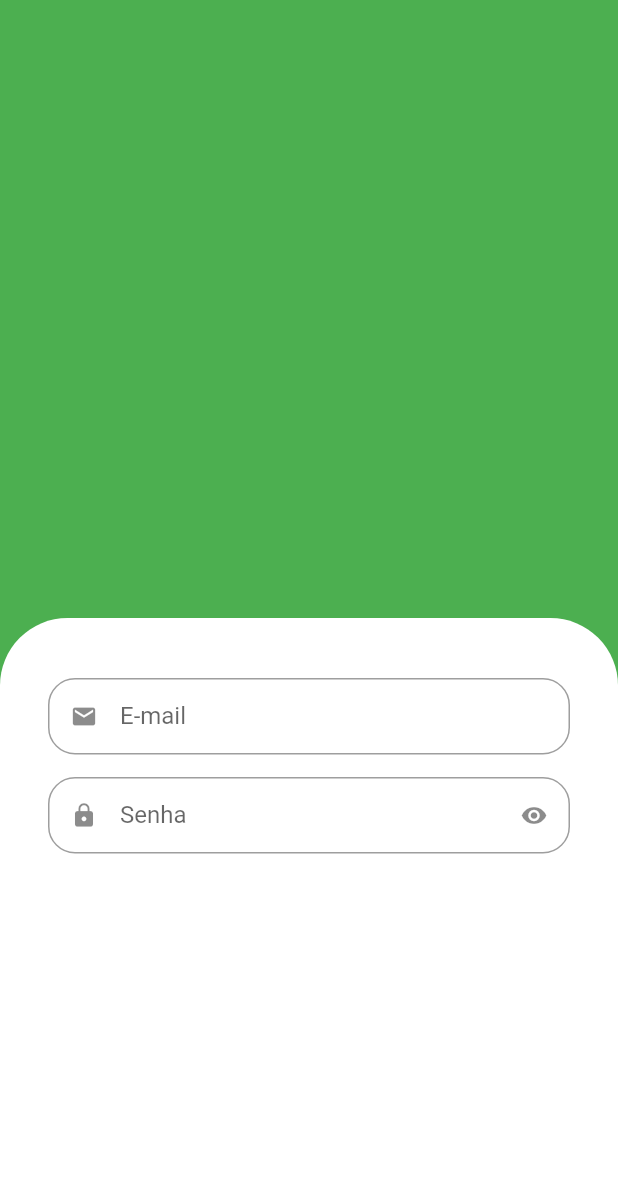
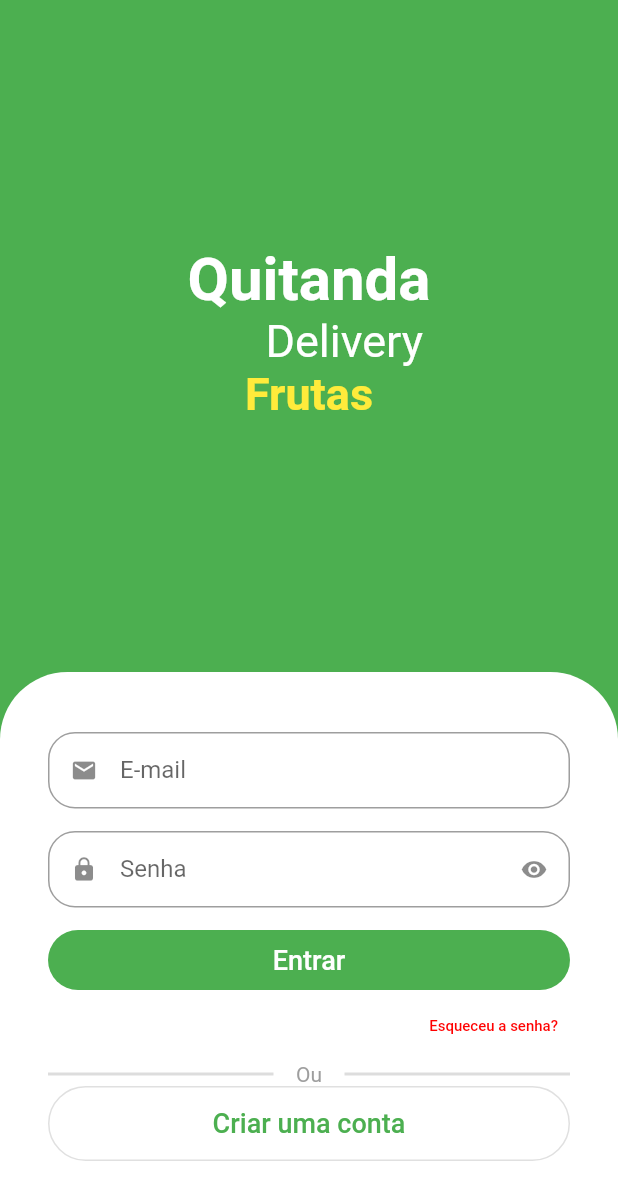
Before and after one commit to DiegoPorfirio01/flutter-app, a Flutter app: the screen it shows after launch, on a phone screen of 412 x 824 dp. Shown: the top 1200 px of the screen. Run offline on Flutter 3.47's test engine with Material 2 defaults, Android fonts, the phone set to English and light mode, and no system bars; drawn by our look-alikes of animated_text_kit.

Commit message:
feat(logo) insere nome do app e animacao nele.

```diff
--- a/quitanda/lib/src/auth/sign_in_screen.dart
+++ b/quitanda/lib/src/auth/sign_in_screen.dart
@@ -1,3 +1,4 @@
+import 'package:animated_text_kit/animated_text_kit.dart';
 import 'package:flutter/material.dart';
 import 'package:quitanda/src/auth/components/custom_text_field.dart';
 
@@ -11,10 +12,49 @@ class SignInScreen extends StatelessWidget {
       body: Column(
         children: [
           Expanded(
-            child: Container(color: Colors.green),
+            child: Column(
+              mainAxisAlignment: MainAxisAlignment.center,
+              children: [
+                Text.rich(TextSpan(
+                    style: TextStyle(fontSize: 40, color: Colors.white),
+                    children: [
+                      TextSpan(
+                        text: 'Quitanda\n',
+                        style: TextStyle(fontWeight: FontWeight.bold),
                       ),
-          Expanded(
-            child: Container(
+                      TextSpan(
+                        text: '       Delivery',
+                        style: TextStyle(
+                          fontWeight: FontWeight.normal,
+                          fontSize: 30,
+                        ),
+                      ),
+                    ])),
+                SizedBox(
+                  height: 40,
+                  child: DefaultTextStyle(
+                    style: TextStyle(
+                      fontSize: 30,
+                      color: Colors.yellow,
+                      fontWeight: FontWeight.bold,
+                    ),
+                    child: AnimatedTextKit(
+                      repeatForever: true,
+                      pause: const Duration(milliseconds: 0),
+                      animatedTexts: [
+                        FadeAnimatedText('Frutas'),
+                        FadeAnimatedText('Verduras'),
+                        FadeAnimatedText('Carnes'),
+                        FadeAnimatedText('Cereais'),
+                        FadeAnimatedText('Laticíneos'),
+                      ],
+                    ),
+                  ),
+                ),
+              ],
+            ),
+          ),
+          Container(
             padding: const EdgeInsets.symmetric(horizontal: 32, vertical: 40),
             decoration: const BoxDecoration(
               color: Colors.white,
@@ -23,15 +63,82 @@ class SignInScreen extends StatelessWidget {
               ),
             ),
             child: Column(
+              crossAxisAlignment: CrossAxisAlignment.stretch,
               children: [
-                  CustomTextField(icon: Icons.email, label: 'E-mail'),
-                  CustomTextField(
+                const CustomTextField(icon: Icons.email, label: 'E-mail'),
+                const CustomTextField(
                   icon: Icons.lock,
                   label: 'Senha',
                   isSecret: true,
                 ),
+                SizedBox(
+                  height: 40,
+                  child: TextButton(
+                    style: TextButton.styleFrom(
+                      backgroundColor: Colors.green,
+                      shape: RoundedRectangleBorder(
+                        borderRadius: BorderRadius.circular(30),
+                      ),
+                    ),
+                    onPressed: () {},
+                    child: const Text(
+                      'Entrar',
+                      style: TextStyle(fontSize: 18, color: Colors.white),
+                    ),
+                  ),
+                ),
+                Align(
+                  alignment: Alignment.centerRight,
+                  child: TextButton(
+                    onPressed: () {},
+                    child: const Text(
+                      'Esqueceu a senha?',
+                      style: TextStyle(
+                          fontSize: 10,
+                          color: const Color.fromARGB(255, 255, 0, 0)),
+                    ),
+                  ),
+                ),
+                Row(
+                  children: [
+                    Expanded(
+                      child: Divider(
+                        color: Colors.grey.withAlpha(90),
+                        thickness: 2,
+                      ),
+                    ),
+                    Padding(
+                      padding: const EdgeInsets.symmetric(horizontal: 15),
+                      child: const Text('Ou',
+                          style: TextStyle(color: Colors.grey)),
+                    ),
+                    Expanded(
+                      child: Divider(
+                        color: Colors.grey.withAlpha(90),
+                        thickness: 2,
+                      ),
+                    )
                   ],
                 ),
+                Padding(
+                  padding: const EdgeInsets.only(bottom: 10),
+                  child: SizedBox(
+                    height: 50,
+                    child: OutlinedButton(
+                      style: OutlinedButton.styleFrom(
+                          shape: RoundedRectangleBorder(
+                              borderRadius: BorderRadius.circular(30),
+                              side: const BorderSide(
+                                  width: 1, color: Colors.green))),
+                      onPressed: () {},
+                      child: const Text(
+                        'Criar uma conta',
+                        style: TextStyle(fontSize: 18, color: Colors.green),
+                      ),
+                    ),
+                  ),
+                ),
+              ],
             ),
           ),
         ],
```
Lines whose indentation alone changed are shown as unchanged.
